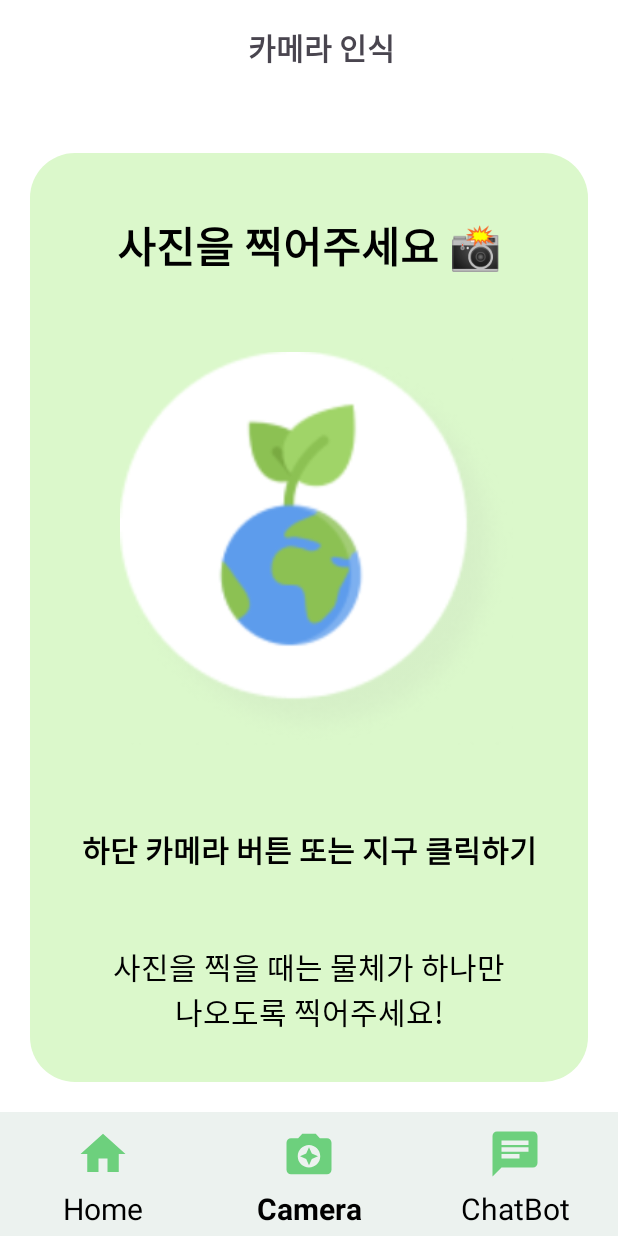
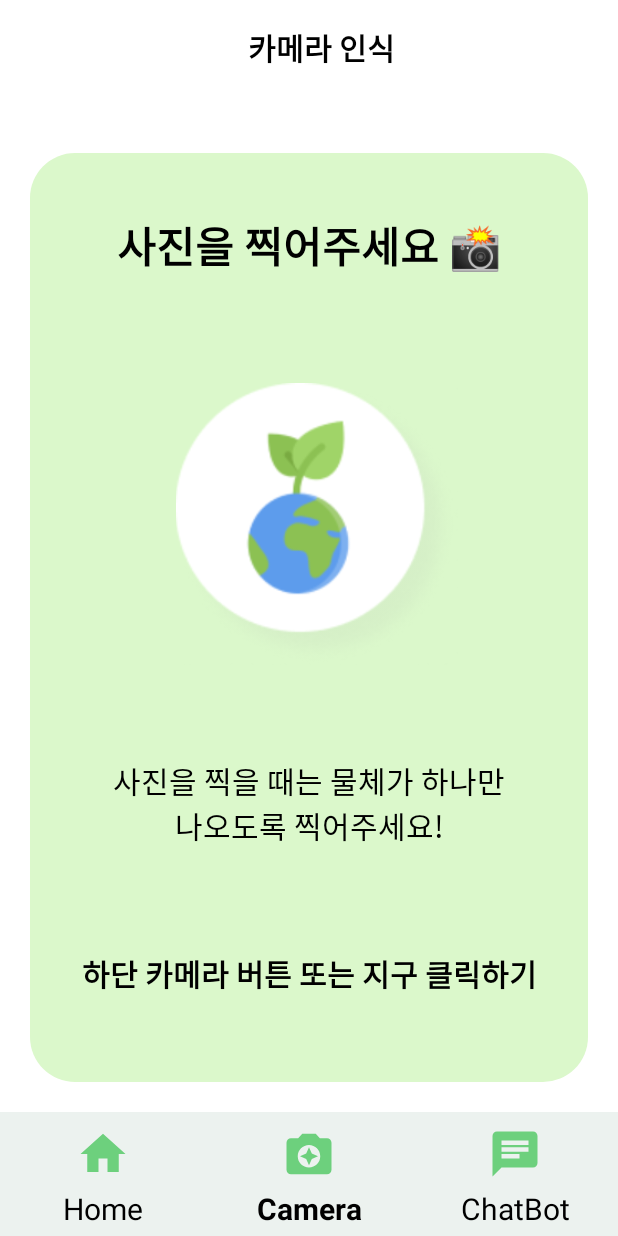
Before and after one commit to bkk21/Greenery, an Android app: the Camera screen opened directly, with no data from a screen before it, on a phone screen of 412 x 824 dp. Run offline under Robolectric (Android 15) with nearby library versions, the phone set to English and light mode, and no system bars.

Commit message:
20240127 - 전체 구현 완료

```diff
--- a/app/src/main/java/com/ert/greenery/Camera.kt
+++ b/app/src/main/java/com/ert/greenery/Camera.kt
@@ -197,8 +197,8 @@ class Camera : AppCompatActivity() {
         val text1 = findViewById<TextView>(R.id.text1)
         val text2 = findViewById<TextView>(R.id.text2)
 
-        val progressBar = findViewById<ProgressBar>(R.id.progressBar)
-        progressBar.visibility = View.VISIBLE
+        val loading = findViewById<LinearLayout>(R.id.loading_view)
+        loading.visibility = View.VISIBLE
 
 
         val file = File(file_text)
--- a/app/src/main/res/layout/activity_camera.xml
+++ b/app/src/main/res/layout/activity_camera.xml
@@ -29,6 +29,7 @@
                 android:layout_width="match_parent"
                 android:layout_height="match_parent"
                 android:text="카메라 인식"
+                android:textColor="#000"
                 android:gravity="center"
                 android:id="@+id/toolbar_title"
                 android:textStyle="bold"
@@ -49,10 +50,13 @@
             android:layout_weight="8"
             android:orientation="vertical">
 
+            <RelativeLayout
+                android:layout_width="match_parent"
+                android:layout_height="match_parent">
                 <LinearLayout
                     android:background="@drawable/green_box"
                     android:layout_width="match_parent"
-                android:layout_height="0dp"
+                    android:layout_height="match_parent"
                     android:layout_weight="1"
                     android:gravity="center|top"
                     android:layout_margin="20dp"
@@ -79,10 +83,9 @@
                         android:id="@+id/earth"
                         android:layout_width="match_parent"
                         android:layout_height="0dp"
-                    android:layout_weight="5"
+                        android:layout_weight="4"
                         android:paddingStart="60dp"
                         android:paddingEnd="50dp"
-                    android:paddingTop="0dp"
                         android:paddingBottom="30dp"
                         android:gravity="center">
                         <ImageView
@@ -91,30 +94,9 @@
                             android:layout_height="match_parent"
                             android:scaleType="fitCenter"
                             android:adjustViewBounds="true"
+                            android:layout_marginTop="30dp"
                             android:src="@drawable/earth" />
-                    <ProgressBar
-                        android:id="@+id/progressBar"
-                        style="?android:attr/progressBarStyle"
-                        android:layout_width="match_parent"
-                        android:layout_height="match_parent"
-                        android:visibility="invisible"/>
                     </RelativeLayout>
-
-                <LinearLayout
-                    android:layout_width="match_parent"
-                    android:layout_height="0dp"
-                    android:layout_weight="1"
-                    android:gravity="center|top">
-                    <TextView
-                        android:id="@+id/text1"
-                        android:layout_width="match_parent"
-                        android:layout_height="match_parent"
-                        android:text="하단 카메라 버튼 또는 지구 클릭하기"
-                        android:textStyle="bold"
-                        android:textSize="20sp"
-                        android:textColor="#000"
-                        android:gravity="center"/>
-                </LinearLayout>
 
                     <LinearLayout
                         android:layout_width="match_parent"
@@ -130,7 +112,85 @@
                             android:textColor="#000"
                             android:gravity="center"/>
                     </LinearLayout>
+
+                    <LinearLayout
+                        android:layout_width="match_parent"
+                        android:layout_height="0dp"
+                        android:layout_weight="2"
+                        android:paddingBottom="20dp"
+                        android:gravity="center|top">
+                        <TextView
+                            android:id="@+id/text1"
+                            android:layout_width="match_parent"
+                            android:layout_height="match_parent"
+                            android:text="하단 카메라 버튼 또는 지구 클릭하기"
+                            android:textStyle="bold"
+                            android:textSize="20sp"
+                            android:textColor="#000"
+                            android:gravity="center"/>
                     </LinearLayout>
+                </LinearLayout>
+
+                <LinearLayout
+                    android:id="@+id/loading_view"
+                    android:background="@drawable/green_box"
+                    android:layout_width="match_parent"
+                    android:layout_height="match_parent"
+                    android:layout_weight="1"
+                    android:gravity="center|top"
+                    android:layout_margin="20dp"
+                    android:weightSum="4"
+                    android:orientation="vertical"
+                    android:visibility="invisible">
+
+                    <LinearLayout
+                        android:layout_width="match_parent"
+                        android:layout_height="0dp"
+                        android:layout_weight="1.5"
+                        android:padding="50dp"
+                        android:layout_marginTop="50dp">
+                        <ProgressBar
+                            android:id="@+id/progressBar"
+                            style="?android:attr/progressBarStyle"
+                            android:layout_width="match_parent"
+                            android:layout_height="match_parent"/>
+                    </LinearLayout>
+
+                    <LinearLayout
+                        android:layout_width="match_parent"
+                        android:layout_height="0dp"
+                        android:layout_weight="1"
+                        android:gravity="center|top">
+                        <TextView
+                            android:id="@+id/loading"
+                            android:layout_width="match_parent"
+                            android:layout_height="match_parent"
+                            android:text="Loding..."
+                            android:textStyle="bold"
+                            android:textSize="28sp"
+                            android:textColor="#000"
+                            android:gravity="center"/>
+
+                    </LinearLayout>
+
+                    <LinearLayout
+                        android:layout_width="match_parent"
+                        android:layout_height="0dp"
+                        android:layout_weight="1.5"
+                        android:gravity="center|top">
+                        <TextView
+                            android:id="@+id/loading_text"
+                            android:layout_width="match_parent"
+                            android:layout_height="match_parent"
+                            android:text="환경을 사랑하는 Grenery입니다 :)"
+                            android:textSize="20sp"
+                            android:textColor="#000"
+                            android:gravity="center|top"/>
+
+                    </LinearLayout>
+
+                </LinearLayout>
+            </RelativeLayout>
 
         </LinearLayout>
 
--- a/app/src/main/res/layout/activity_camera_result.xml
+++ b/app/src/main/res/layout/activity_camera_result.xml
@@ -30,6 +30,7 @@
             android:layout_height="match_parent"
             android:text="카메라 인식"
             android:gravity="center"
+            android:textColor="#000"
             android:id="@+id/toolbar_title"
             android:textStyle="bold"
             android:textSize="20sp" />
--- a/app/src/main/res/layout/activity_chat.xml
+++ b/app/src/main/res/layout/activity_chat.xml
@@ -30,6 +30,7 @@
                 android:layout_height="match_parent"
                 android:text="챗봇"
                 android:gravity="center"
+                android:textColor="#000"
                 android:id="@+id/toolbar_title"
                 android:textStyle="bold"
                 android:textSize="20sp" />
```
Lines whose indentation alone changed are shown as unchanged.
